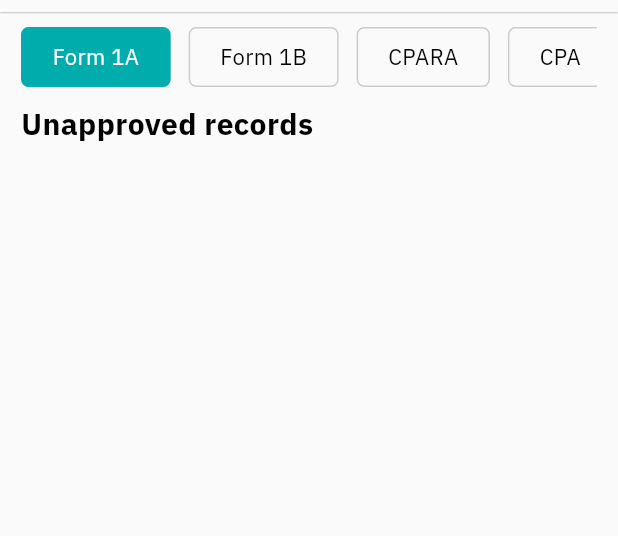
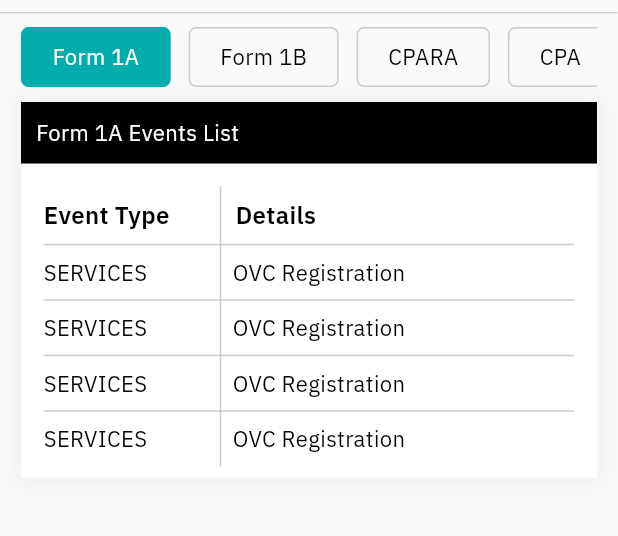
Before and after one commit to uonafya/cpims_mobile, a Flutter app: the UnapprovedRecordsScreens screen opened directly, on a phone screen of 412 x 824 dp, the part 72-608 px from its top. Run offline on Flutter 3.47's test engine with Material 2 defaults, Android fonts, the phone set to English and light mode, and no system bars; our stand-ins replace flutter_screenutil, flutter_spinkit, font_awesome_flutter, get, google_fonts, shared_preferences; accounts and stored records are empty; network calls fail.

Commit message:
feat: unapproved records

```diff
--- a/lib/constants.dart
+++ b/lib/constants.dart
@@ -6,6 +6,7 @@ import 'package:cpims_mobile/screens/forms/follow_ups.dart';
 import 'package:cpims_mobile/screens/homepage/home_page.dart';
 import 'package:cpims_mobile/screens/registry/organisation_units/organisation_units.dart';
 import 'package:cpims_mobile/screens/registry/persons_registry/persons_registry.dart';
+import 'package:cpims_mobile/screens/unapproved_records/unapproved_records_screen.dart';
 import 'package:flutter/material.dart';
 import 'package:font_awesome_flutter/font_awesome_flutter.dart';
 import 'package:get/route_manager.dart';
@@ -141,6 +142,14 @@ List drawerOptions(BuildContext context) {
           },
       'children': []
     },
+    {
+      'title': 'Unapproved',
+      'icon': FontAwesomeIcons.hackerNews,
+      'onTap': () => {
+            Get.to(() => const UnapprovedRecordsScreens()),
+          },
+      'children': []
+    },
   ];
 }
 
@@ -223,3 +232,38 @@ successSnackBar(BuildContext context, message) {
     duration: const Duration(seconds: 1),
   ));
 }
+
+List<Map<String, dynamic>> unapprovedItems = [
+  {
+    'title': 'Form 1A',
+    'eventType': 'SERVICES',
+    'details': 'OVC Registration',
+    'onTap': () => {},
+    'color': Colors.red,
+    's_color': const Color(0xff9A3734),
+  },
+  {
+    'title': 'Form 1B',
+    'eventType': 'SERVICES',
+    'details': 'OVC Registration',
+    'onTap': () => {},
+    'color': Colors.red,
+    's_color': const Color(0xff9A3734),
+  },
+  {
+    'title': 'CPARA',
+    'eventType': 'SERVICES',
+    'details': 'OVC Registration',
+    'onTap': () => {},
+    'color': Colors.red,
+    's_color': const Color(0xff9A3734),
+  },
+  {
+    'title': 'CPA',
+    'eventType': 'SERVICES',
+    'details': 'OVC Registration',
+    'onTap': () => {},
+    'color': Colors.red,
+    's_color': const Color(0xff9A3734),
+  },
+];
--- a/lib/screens/unapproved_records/unapproved_records_screen.dart
+++ b/lib/screens/unapproved_records/unapproved_records_screen.dart
@@ -1,6 +1,9 @@
+import 'package:cpims_mobile/constants.dart';
 import 'package:cpims_mobile/services/unapproved_data.dart';
 import 'package:cpims_mobile/widgets/app_bar.dart';
+import 'package:cpims_mobile/widgets/custom_card.dart';
 import 'package:cpims_mobile/widgets/custom_chip.dart';
+import 'package:cpims_mobile/widgets/drawer.dart';
 import 'package:flutter/material.dart';
 import 'package:shared_preferences/shared_preferences.dart';
 
@@ -40,10 +43,14 @@ class _UnapprovedRecordsScreensState extends State<UnapprovedRecordsScreens> {
   Widget build(BuildContext context) {
     return Scaffold(
       appBar: customAppBar(),
+      drawer: const Drawer(
+        child: CustomDrawer(),
+      ),
       body: Padding(
         padding: const EdgeInsets.symmetric(horizontal: 14),
-          child:
-              Column(crossAxisAlignment: CrossAxisAlignment.start, children: [
+        child: Column(
+          crossAxisAlignment: CrossAxisAlignment.start,
+          children: [
             const SizedBox(height: 10),
             SizedBox(
               height: 40,
@@ -62,14 +69,78 @@ class _UnapprovedRecordsScreensState extends State<UnapprovedRecordsScreens> {
                 separatorBuilder: (BuildContext context, int index) =>
                     const SizedBox(
                   width: 12,
-                      )),
+                ),
+              ),
             ),
             const SizedBox(height: 10),
-            const Text(
-              'Unapproved records',
-              style: TextStyle(fontSize: 20, fontWeight: FontWeight.bold),
+            CustomCard(
+              title: 'Form 1A Events List',
+              children: [
+                Table(
+                  columnWidths: const {
+                    0: FlexColumnWidth(1),
+                    1: FlexColumnWidth(2),
+                  },
+                  border: TableBorder.symmetric(
+                    inside: BorderSide(
+                      color: Colors.grey.withOpacity(0.5),
                     ),
-          ]),
-        ));
+                  ),
+                  children: [
+                    const TableRow(
+                      children: [
+                        Padding(
+                          padding: EdgeInsets.symmetric(vertical: 8.0),
+                          child: Text(
+                            'Event Type',
+                            textAlign: TextAlign.start,
+                            style: TextStyle(
+                              fontWeight: FontWeight.w600,
+                              fontSize: 16,
+                            ),
+                          ),
+                        ),
+                        Padding(
+                          padding: EdgeInsets.symmetric(
+                            vertical: 8.0,
+                            horizontal: 10.0,
+                          ),
+                          child: Text(
+                            'Details',
+                            textAlign: TextAlign.start,
+                            style: TextStyle(
+                              fontWeight: FontWeight.w600,
+                              fontSize: 16,
+                            ),
+                          ),
+                        ),
+                      ],
+                    ),
+                    ...unapprovedItems
+                        .map(
+                          (e) => TableRow(
+                            children: [
+                              Padding(
+                                padding: const EdgeInsets.symmetric(
+                                  vertical: 8.0,
+                                ),
+                                child: Text(e['eventType']),
+                              ),
+                              Padding(
+                                padding: const EdgeInsets.all(8.0),
+                                child: Text(e['details']),
+                              ),
+                            ],
+                          ),
+                        )
+                        .toList(),
+                  ],
+                ),
+              ],
+            ),
+          ],
+        ),
+      ),
+    );
   }
 }
```
Lines whose indentation alone changed are shown as unchanged.
